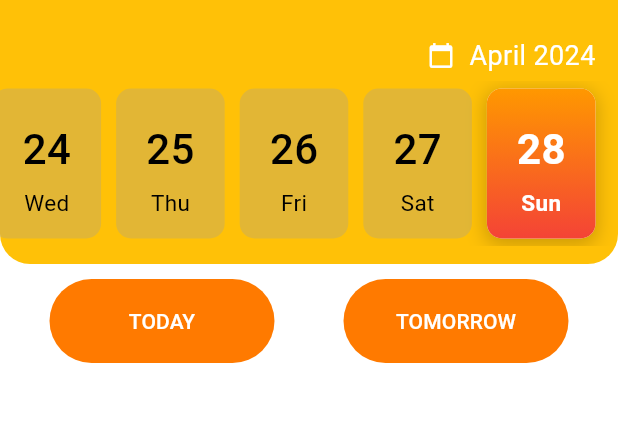
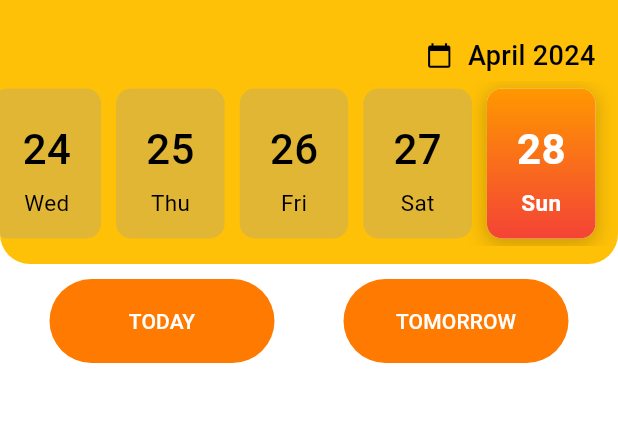
Before and after one commit to TharinduGee/BusBuddy, a Flutter app: the TripSchedule screen opened directly, on a phone screen of 412 x 824 dp, the part 63-485 px from its top. Run offline on Flutter 3.47's test engine with Material 3 defaults, Android fonts, the phone set to English and light mode, and no system bars; drawn by our look-alikes of scrollable_positioned_list; our stand-ins replace flutter_secure_storage, flutter_svg; accounts and stored records are empty; network calls fail; key blocks and very long unbroken strings in the code were emptied for the run.

```diff
--- a/mobile/busbuddy/dev_lib/calendar_agenda/lib/src/calendar.dart
+++ b/mobile/busbuddy/dev_lib/calendar_agenda/lib/src/calendar.dart
@@ -307,7 +307,7 @@ class CalendarAgendaState extends State<CalendarAgenda>
                                   Icon(
                                     Icons.calendar_today,
                                     size: 18.0,
-                                    color: Colors.white,
+                                    color: Colors.black,
                                   ),
                                   SizedBox(
                                     width: 10.0,
@@ -317,8 +317,8 @@ class CalendarAgendaState extends State<CalendarAgenda>
                                         .format(_selectedDate!),
                                     style: TextStyle(
                                       fontSize: 18.0,
-                                      color: Colors.white,
-                                      fontWeight: FontWeight.w400,
+                                      color: Colors.black,
+                                      fontWeight: FontWeight.w500,
                                     ),
                                     textAlign: TextAlign.end,
                                   ),
@@ -397,8 +397,9 @@ class CalendarAgendaState extends State<CalendarAgenda>
                 width: 60,
                 height: 6,
                 decoration: BoxDecoration(
-                    borderRadius: BorderRadius.circular(3.0),
-                    color: Color(0xFFE0E0E0)),
+                  borderRadius: BorderRadius.circular(3.0),
+                  color: Colors.black,
+                ),
               ),
               SizedBox(
                 height: 20.0,
--- a/mobile/busbuddy/lib/constants.dart
+++ b/mobile/busbuddy/lib/constants.dart
@@ -1,8 +1,8 @@
 import 'package:flutter/material.dart';
 
 // const khost = '192.168.8.100';
-// const khost = 'localhost';
-const khost = '10.0.2.2';
+const khost = 'localhost';
+// const khost = '10.0.2.2';
 
 const kPrimaryColor = Color.fromARGB(255, 255, 122, 0);
 const kPrimaryLightColor = Color(0xFFF1E6FF);
```
Also changed, not shown: mobile/busbuddy/lib/Screens/Dashboard/trip_schedule.dart (+11 -5 lines), 1 other file.
